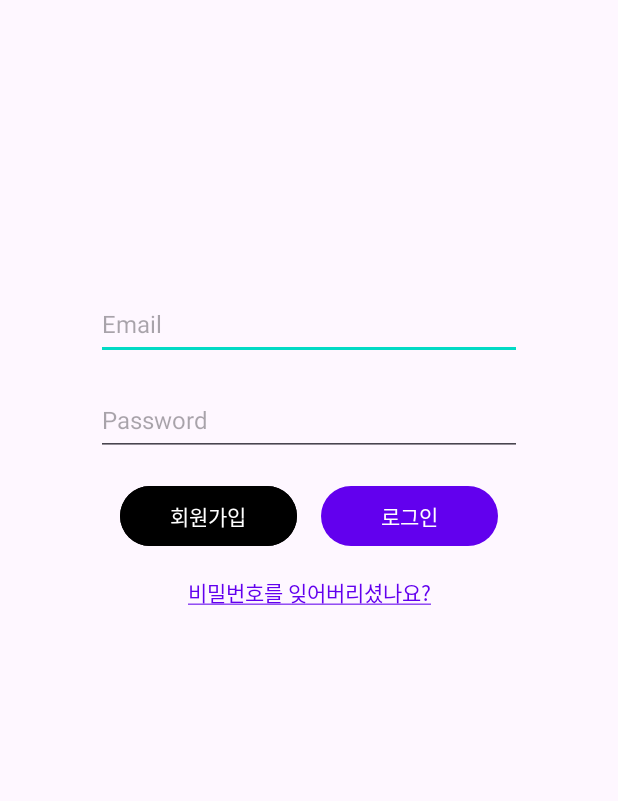
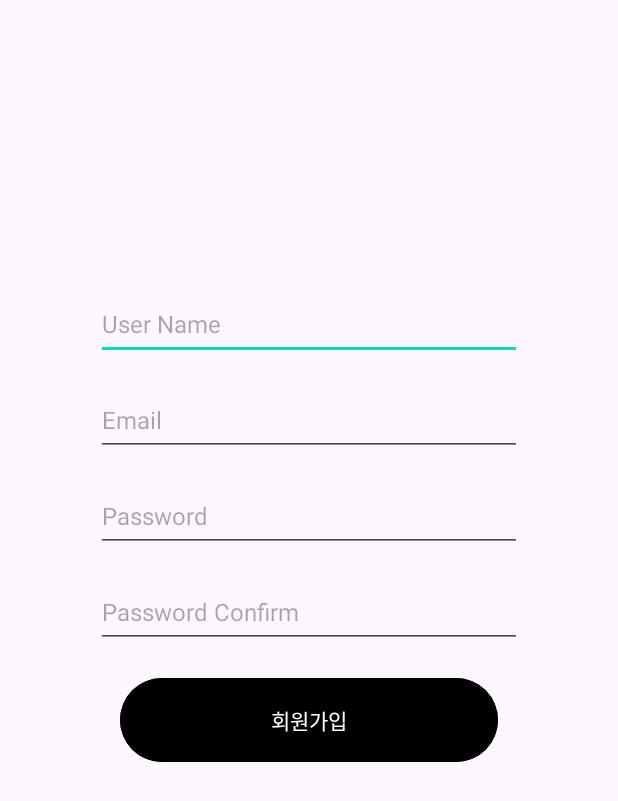
Before and after one commit to Talusor/AdventureDesign, an Android app: the screen it shows after launch (LoginActivity before the commit, SingUpActivity after it), after a tap on "회원가입", on a phone screen of 412 x 824 dp. Shown: the top 801 px of the screen. Run offline under Robolectric (Android 15) with nearby library versions, the phone set to English and light mode, and no system bars; our stand-ins replace Firebase (no records; nobody signed in at launch, a user with empty details on screens opened directly).

Commit message:
회원가입 Activity 작성, 메인 드로어 메뉴 작성

```diff
--- a/app/build.gradle
+++ b/app/build.gradle
@@ -31,6 +31,7 @@ android {
 dependencies {
     implementation platform('com.google.firebase:firebase-bom:31.1.0')
     implementation 'com.google.firebase:firebase-auth'
+    implementation 'com.google.firebase:firebase-firestore'
 
     implementation 'androidx.appcompat:appcompat:1.5.1'
     implementation 'com.google.android.material:material:1.7.0'
--- a/app/src/main/java/kr/cnu/ai/lth/adventuredesign/LoginActivity.java
+++ b/app/src/main/java/kr/cnu/ai/lth/adventuredesign/LoginActivity.java
@@ -62,33 +62,7 @@ public class LoginActivity extends AppCompatActivity {
     }
 
     private void SignUp() {
-        String email = emailText.getText().toString();
-        String password = passwordText.getText().toString();
-
-        if (!Patterns.EMAIL_ADDRESS.matcher(email).matches()) {
-            Toast.makeText(this, "이메일 형식을 확인해주세요.", Toast.LENGTH_LONG).show();
-            return;
-        }
-
-        if (password.length() < 5) {
-            Toast.makeText(this, "비밀번호는 6자 이상이어야 합니다.", Toast.LENGTH_LONG).show();
-            return;
-        }
-
-        mAuth.createUserWithEmailAndPassword(email, password)
-                .addOnCompleteListener(this, task -> {
-                    if (task.isSuccessful()) {
-                        Log.d(Manager.getInstance().TAG, "createUserWithEmail:success");
-                    } else {
-                        Log.d(Manager.getInstance().TAG, "createUserWithEmail:failure");
-                        try {
-                            throw task.getException();
-                        } catch (FirebaseAuthUserCollisionException e) {
-                            Toast.makeText(this, "이미 존재하는 이메일입니다.", Toast.LENGTH_LONG).show();
-                        } catch (Exception e) {
-                            Toast.makeText(this, "회원가입에 실패했습니다.", Toast.LENGTH_LONG).show();
-                        }
-                    }
-                });
+        Intent intent = new Intent(this, SingUpActivity.class);
+        startActivity(intent);
     }
 }
--- /dev/null
+++ b/app/src/main/java/kr/cnu/ai/lth/adventuredesign/SingUpActivity.java
@@ -0,0 +1,103 @@
+package kr.cnu.ai.lth.adventuredesign;
+
+import androidx.appcompat.app.AppCompatActivity;
+
+import android.os.Bundle;
+import android.util.Log;
+import android.util.Patterns;
+import android.widget.TextView;
+import android.widget.Toast;
+
+import com.google.firebase.auth.FirebaseAuth;
+import com.google.firebase.auth.FirebaseAuthUserCollisionException;
+import com.google.firebase.firestore.FirebaseFirestore;
+
+import java.util.HashMap;
+import java.util.Map;
+
+public class SingUpActivity extends AppCompatActivity {
+    TextView emailText, nameText, passwordText, passwordConfirmText;
+    FirebaseAuth mAuth;
+    FirebaseFirestore db;
+
+    @Override
+    protected void onCreate(Bundle savedInstanceState) {
+        super.onCreate(savedInstanceState);
+        setContentView(R.layout.activity_sing_up);
+
+        emailText = findViewById(R.id.loginEmail);
+        nameText = findViewById(R.id.loginName);
+        passwordText = findViewById(R.id.loginPassword);
+        passwordConfirmText = findViewById(R.id.loginPasswordConfirm);
+        mAuth = FirebaseAuth.getInstance();
+        db = FirebaseFirestore.getInstance();
+
+        findViewById(R.id.loginSignUp).setOnClickListener(v -> SignUp());
+    }
+
+    private void SignUp() {
+        String name = nameText.getText().toString();
+        String email = emailText.getText().toString();
+        String password = passwordText.getText().toString();
+        String passwordConfirm = passwordConfirmText.getText().toString();
+
+        if (name.isEmpty()) {
+            nameText.requestFocus();
+            Toast.makeText(this, "유저 이름을 입력해주세요.", Toast.LENGTH_SHORT).show();
+            return;
+        }
+
+        if (email.isEmpty()) {
+            emailText.requestFocus();
+            Toast.makeText(this, "이메일을 입력해주세요.", Toast.LENGTH_SHORT).show();
+            return;
+        }
+
+        if (password.isEmpty()) {
+            passwordText.requestFocus();
+            Toast.makeText(this, "비밀번호를 입력해주세요.", Toast.LENGTH_SHORT).show();
+            return;
+        }
+
+        if (passwordConfirm.isEmpty()) {
+            passwordConfirmText.requestFocus();
+            Toast.makeText(this, "비밀번호 확인을 입력해주세요.", Toast.LENGTH_SHORT).show();
+            return;
+        }
+
+        if (!Patterns.EMAIL_ADDRESS.matcher(email).matches()) {
+            emailText.requestFocus();
+            Toast.makeText(this, "이메일 형식을 확인해주세요.", Toast.LENGTH_SHORT).show();
+            return;
+        }
+
+        if (password.length() < 5) {
+            passwordText.requestFocus();
+            Toast.makeText(this, "비밀번호는 6자 이상이어야 합니다.", Toast.LENGTH_SHORT).show();
+            return;
+        }
+
+        mAuth.createUserWithEmailAndPassword(email, password)
+                .addOnCompleteListener(this, task -> {
+                    if (task.isSuccessful()) {
+                        Toast.makeText(this, "회원가입에 성공하였습니다.", Toast.LENGTH_LONG).show();
+                        Map<String, Object> data = new HashMap<>();
+                        data.put("name", name);
+
+                        db.collection("user").document(task.getResult().getUser().getUid()).set(data);
+
+                        Log.d(Manager.getInstance().TAG, "createUserWithEmail:success");
+                        finish();
+                    } else {
+                        Log.d(Manager.getInstance().TAG, "createUserWithEmail:failure");
+                        try {
+                            throw task.getException();
+                        } catch (FirebaseAuthUserCollisionException e) {
+                            Toast.makeText(this, "이미 존재하는 이메일입니다.", Toast.LENGTH_LONG).show();
+                        } catch (Exception e) {
+                            Toast.makeText(this, "회원가입에 실패했습니다.", Toast.LENGTH_LONG).show();
+                        }
+                    }
+                });
+    }
+}
--- a/app/src/main/res/layout/activity_login.xml
+++ b/app/src/main/res/layout/activity_login.xml
@@ -33,13 +33,13 @@
 
         <LinearLayout
             android:layout_width="match_parent"
-            android:layout_height="48dp"
-            android:orientation="horizontal"
+            android:layout_height="128dp"
+            android:orientation="vertical"
             android:layout_margin="16dp">
 
             <Button
                 android:id="@+id/loginSignUp"
-                android:layout_width="0dp"
+                android:layout_width="match_parent"
                 android:layout_weight="1"
                 android:layout_height="match_parent"
                 android:backgroundTint="@color/black"
@@ -47,12 +47,12 @@
                 />
 
             <Space
-                android:layout_width="16dp"
-                android:layout_height="match_parent"/>
+                android:layout_width="match_parent"
+                android:layout_height="8dp"/>
 
             <Button
                 android:id="@+id/loginSignIn"
-                android:layout_width="0dp"
+                android:layout_width="match_parent"
                 android:layout_weight="1"
                 android:layout_height="match_parent"
                 android:text="로그인"
--- /dev/null
+++ b/app/src/main/res/layout/activity_sing_up.xml
@@ -0,0 +1,59 @@
+<?xml version="1.0" encoding="utf-8"?>
+<androidx.constraintlayout.widget.ConstraintLayout xmlns:android="http://schemas.android.com/apk/res/android"
+    xmlns:app="http://schemas.android.com/apk/res-auto"
+    xmlns:tools="http://schemas.android.com/tools"
+    android:layout_width="match_parent"
+    android:layout_height="match_parent"
+    tools:context=".SingUpActivity">
+
+    <LinearLayout
+        android:layout_width="match_parent"
+        android:layout_height="match_parent"
+        android:layout_marginTop="128dp"
+        android:orientation="vertical"
+        android:padding="64dp">
+
+        <EditText
+            android:id="@+id/loginName"
+            android:layout_width="match_parent"
+            android:layout_height="48dp"
+            android:hint="User Name"
+            android:textSize="16sp" />
+
+        <EditText
+            android:id="@+id/loginEmail"
+            android:layout_width="match_parent"
+            android:layout_height="48dp"
+            android:layout_marginTop="16dp"
+            android:hint="Email"
+            android:textSize="16sp" />
+
+        <EditText
+            android:id="@+id/loginPassword"
+            android:layout_width="match_parent"
+            android:layout_height="48dp"
+            android:layout_marginTop="16dp"
+            android:hint="Password"
+            android:inputType="textPassword"
+            android:textSize="16sp" />
+
+        <EditText
+            android:id="@+id/loginPasswordConfirm"
+            android:layout_width="match_parent"
+            android:layout_height="48dp"
+            android:layout_marginTop="16dp"
+            android:hint="Password Confirm"
+            android:inputType="textPassword"
+            android:textSize="16sp" />
+
+        <Button
+            android:id="@+id/loginSignUp"
+            android:layout_width="match_parent"
+            android:layout_height="64dp"
+            android:layout_margin="16dp"
+            android:backgroundTint="@color/black"
+            android:text="회원가입" />
+
+    </LinearLayout>
+
+</androidx.constraintlayout.widget.ConstraintLayout>
```
Also changed, not shown: app/src/main/AndroidManifest.xml (+4 -3 lines), app/src/main/java/kr/cnu/ai/lth/adventuredesign/MainActivity.java (+41 -1 lines), app/src/main/res/drawable/ic_home.xml (added, +10 -0 lines), app/src/main/res/drawable/ic_logout.xml (added, +11 -0 lines), app/src/main/res/drawable/ic_settings.xml (added, +10 -0 lines), app/src/main/res/layout/activity_main.xml (+28 -12 lines), app/src/main/res/layout/nav_header.xml (added, +16 -0 lines), app/src/main/res/menu/nav_menu.xml (added, +17 -0 lines).
